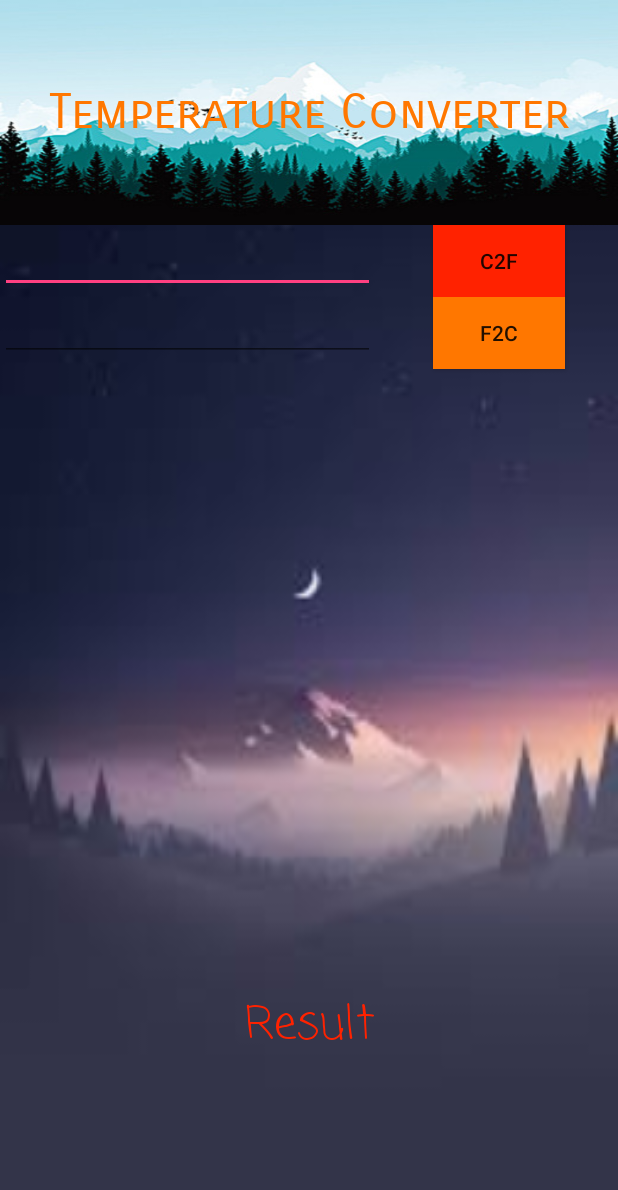
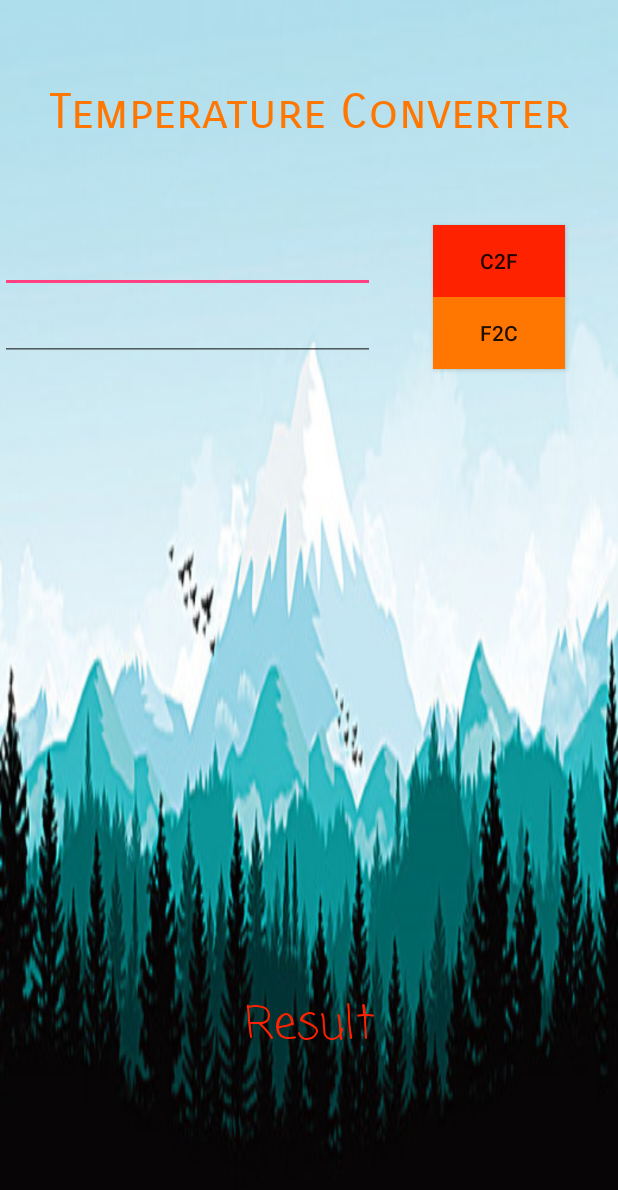
Before and after one commit to phgoff/Android-Application, an Android app: the layout activity_main.xml on its own in the app's theme, with its tools: preview values and no code run, on a phone screen of 412 x 824 dp. Shown: the top 1190 px of the screen. Run offline under Robolectric (Android 15) with nearby library versions, the phone set to English and light mode, and no system bars.

Commit message:
Update activity_main.xml

```diff
--- a/app/src/main/res/layout/activity_main.xml
+++ b/app/src/main/res/layout/activity_main.xml
@@ -5,14 +5,13 @@
     android:layout_width="match_parent"
     android:layout_height="match_parent"
     tools:context="com.phirathat.application.MainActivity"
-    android:background="@drawable/bgvector2"
+    android:background="@drawable/bgvector"
     >
 
     <TextView
         android:id="@+id/tv1"
         android:layout_width="match_parent"
         android:layout_height="150dp"
-        android:background="@drawable/bgvector"
         android:fontFamily="sans-serif-smallcaps"
         android:gravity="center"
         android:text="Temperature Converter"
```
